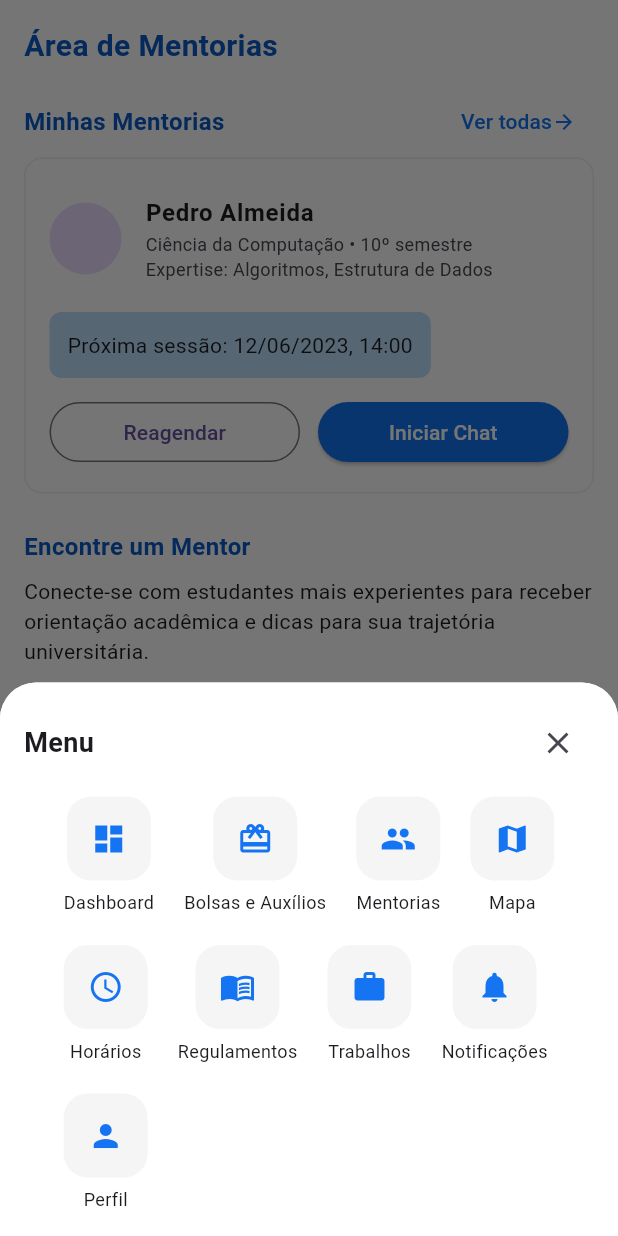
After one commit to joao-fcosta/uni_conecta, a Flutter app: the MentoringScreen screen opened by its route, item 6 of the bottom bar chosen, on a phone screen of 412 x 824 dp. The commit adds this screen. Run offline on Flutter 3.47's test engine with Material 3 defaults, Android fonts, the light colour scheme and no system bars; network calls fail.

Commit message:
Criação da tela de mentoria, e ajustando rotas para acessar a tela

```diff
--- a/lib/main.dart
+++ b/lib/main.dart
@@ -1,6 +1,7 @@
 import 'package:flutter/material.dart';
 import 'screens/home_screen/home_screen.dart';
 import 'screens/map_screen/map_screen.dart';
+import 'screens/mentoring_screen/mentoring_screen.dart';
 
 void main() {
   runApp(const MyApp());
@@ -17,6 +18,7 @@
       routes: {
         '/home': (context) => const HomeScreen(),
         '/map': (context) => const MapScreen(),
+        '/mentoring': (context) => const MentoringScreen()
       },
     );
   }
--- a/lib/screens/home_screen/home_screen.dart
+++ b/lib/screens/home_screen/home_screen.dart
@@ -53,11 +53,13 @@
                           label: 'Bolsas e Auxílios',
                           bgColor: Color(0xFFD7CBFF),
                         ),
-                        const QuickAccessItem(
+                        QuickAccessItem(
                           icon: Icons.group,
                           label: 'Mentorias',
                           bgColor: Color(0xFFCEE1FF),
-                          selected: true,
+                          onTap: () {
+                            Navigator.pushNamed(context, '/mentoring');
+                          },
                         ),
                         QuickAccessItem(
                           icon: Icons.location_on,
--- /dev/null
+++ b/lib/screens/mentoring_screen/mentoring_screen.dart
@@ -0,0 +1,199 @@
+import 'package:flutter/material.dart';
+import '../../colors.dart';
+import '../../widgets/bottom_navigation.dart';
+import '../../widgets/mentor_card.dart';
+
+class MentoringScreen extends StatelessWidget {
+  const MentoringScreen({super.key});
+
+  @override
+  Widget build(BuildContext context) {
+    return Scaffold(
+      backgroundColor: Colors.white,
+      bottomNavigationBar: const BottomNavigation(),
+      body: SafeArea(
+        child: SingleChildScrollView(
+          padding: const EdgeInsets.all(16),
+          child: Column(
+            crossAxisAlignment: CrossAxisAlignment.start,
+            children: [
+              const Text(
+                'Área de Mentorias',
+                style: TextStyle(
+                  fontWeight: FontWeight.bold,
+                  fontSize: 20,
+                  color: purpleDark,
+                ),
+              ),
+              const SizedBox(height: 12),
+              Row(
+                mainAxisAlignment: MainAxisAlignment.spaceBetween,
+                children: [
+                  const Text(
+                    'Minhas Mentorias',
+                    style: TextStyle(
+                      fontWeight: FontWeight.bold,
+                      fontSize: 16,
+                      color: purpleDark,
+                    ),
+                  ),
+                  TextButton(
+                    onPressed: () {},
+                    child: const Row(
+                      children: [
+                        Text('Ver todas', style: TextStyle(color: purple)),
+                        Icon(Icons.arrow_forward, size: 16, color: purple),
+                      ],
+                    ),
+                  ),
+                ],
+              ),
+              // Card com mentor atual
+              Container(
+                padding: const EdgeInsets.all(16),
+                margin: const EdgeInsets.only(bottom: 24),
+                decoration: BoxDecoration(
+                  border: Border.all(color: Colors.grey.shade200),
+                  borderRadius: BorderRadius.circular(12),
+                ),
+                child: Column(
+                  crossAxisAlignment: CrossAxisAlignment.start,
+                  children: [
+                    const ListTile(
+                      contentPadding: EdgeInsets.zero,
+                      leading: CircleAvatar(
+                        radius: 24,
+                        backgroundImage: NetworkImage(
+                          'https://randomuser.me/api/portraits/men/48.jpg',
+                        ),
+                      ),
+                      title: Text('Pedro Almeida',
+                          style: TextStyle(fontWeight: FontWeight.bold)),
+                      subtitle: Text(
+                        'Ciência da Computação • 10º semestre\nExpertise: Algoritmos, Estrutura de Dados',
+                        style: TextStyle(fontSize: 12),
+                      ),
+                    ),
+                    const SizedBox(height: 12),
+                    Container(
+                      padding: const EdgeInsets.all(12),
+                      decoration: BoxDecoration(
+                        color: Color(0xFFBBDEFB),
+                        borderRadius: BorderRadius.circular(8),
+                      ),
+                      child: const Text('Próxima sessão: 12/06/2023, 14:00'),
+                    ),
+                    const SizedBox(height: 12),
+                    Row(
+                      children: [
+                        Expanded(
+                          child: OutlinedButton(
+                            onPressed: () {},
+                            child: const Text('Reagendar'),
+                          ),
+                        ),
+                        const SizedBox(width: 12),
+                        Expanded(
+                          child: ElevatedButton(
+                            style: ElevatedButton.styleFrom(
+                              backgroundColor: purple,
+                              foregroundColor: Colors.white,
+                            ),
+                            onPressed: () {},
+                            child: const Text('Iniciar Chat'),
+                          ),
+                        ),
+                      ],
+                    )
+                  ],
+                ),
+              ),
+
+              const Text(
+                'Encontre um Mentor',
+                style: TextStyle(
+                  fontWeight: FontWeight.bold,
+                  fontSize: 16,
+                  color: purpleDark,
+                ),
+              ),
+              const SizedBox(height: 8),
+              const Text(
+                'Conecte-se com estudantes mais experientes para receber orientação acadêmica e dicas para sua trajetória universitária.',
+              ),
+              const SizedBox(height: 16),
+              TextField(
+                decoration: InputDecoration(
+                  hintText: 'Pesquisar por nome ou expertise...',
+                  prefixIcon: const Icon(Icons.search),
+                  border: OutlineInputBorder(
+                    borderRadius: BorderRadius.circular(12),
+                  ),
+                  contentPadding: const EdgeInsets.symmetric(vertical: 0),
+                ),
+              ),
+              const SizedBox(height: 12),
+              DropdownButtonFormField<String>(
+                items: const [
+                  DropdownMenuItem(value: 'todos', child: Text('Todos os cursos')),
+                  DropdownMenuItem(value: 'comp', child: Text('Computação')),
+                  DropdownMenuItem(value: 'psico', child: Text('Psicologia')),
+                ],
+                onChanged: (value) {},
+                decoration: InputDecoration(
+                  prefixIcon: const Icon(Icons.filter_list),
+                  border: OutlineInputBorder(borderRadius: BorderRadius.circular(12)),
+                  contentPadding: const EdgeInsets.symmetric(vertical: 0),
+                ),
+              ),
+              const SizedBox(height: 24),
+
+              // Lista de mentor cards
+              const MentorCard(
+                imageUrl: 'https://randomuser.me/api/portraits/women/44.jpg',
+                name: 'Ana Silva',
+                course: 'Engenharia de Computação',
+                semester: '8º semestre',
+                expertise: ['Programação', 'Cálculo'],
+                backgroundColor: Colors.white,
+              ),
+              const MentorCard(
+                imageUrl: 'https://randomuser.me/api/portraits/men/46.jpg',
+                name: 'Carlos Santos',
+                course: 'Administração',
+                semester: '6º semestre',
+                expertise: ['Finanças', 'Marketing'],
+                backgroundColor: Colors.white,
+              ),
+              const MentorCard(
+                imageUrl: 'https://randomuser.me/api/portraits/women/47.jpg',
+                name: 'Mariana Costa',
+                course: 'Psicologia',
+                semester: '7º semestre',
+                expertise: ['Psicologia Social', 'Neurociência'],
+                backgroundColor: Colors.white,
+              ),
+              const MentorCard(
+                imageUrl: 'https://randomuser.me/api/portraits/men/49.jpg',
+                name: 'Eduardo Oliveira',
+                course: 'Engenharia de Computação',
+                semester: '9º semestre',
+                expertise: ['Banco de Dados', 'Redes'],
+                backgroundColor: Colors.white,
+              ),
+              const MentorCard(
+                imageUrl: 'https://randomuser.me/api/portraits/women/45.jpg',
+                name: 'Juliana Mendes',
+                course: 'Direito',
+                semester: '8º semestre',
+                expertise: ['Direito Civil', 'Penal'],
+                backgroundColor: Colors.white,
+              ),
+              const SizedBox(height: 24),
+            ],
+          ),
+        ),
+      ),
+    );
+  }
+}
--- a/lib/widgets/bottom_navigation.dart
+++ b/lib/widgets/bottom_navigation.dart
@@ -26,7 +26,7 @@
       // Navegar para Bolsas e Auxílios, se existir
         break;
       case 2:
-      // Navegar para Mentorias, se existir
+        Navigator.pushNamed(context, '/mentoring');
         break;
       case 3:
         Navigator.pushNamed(context, '/map');
--- a/lib/widgets/mentor_card.dart
+++ b/lib/widgets/mentor_card.dart
@@ -7,6 +7,7 @@
   final String course;
   final String semester;
   final List<String> expertise;
+  final dynamic backgroundColor;
 
   const MentorCard({
     super.key,
@@ -15,6 +16,7 @@
     required this.course,
     required this.semester,
     required this.expertise,
+    this.backgroundColor = purpleLight,
   });
 
   @override
@@ -23,8 +25,16 @@
       margin: const EdgeInsets.symmetric(vertical: 10),
       padding: const EdgeInsets.all(16),
       decoration: BoxDecoration(
-        color: purpleLight,
+        color: backgroundColor,
         borderRadius: BorderRadius.circular(12),
+        boxShadow: [
+          BoxShadow(
+            color: Colors.blue.withOpacity(0.2),
+            spreadRadius: 1,
+            blurRadius: 8,
+            offset: const Offset(0, 4),
+          ),
+        ],
       ),
       child: Column(
         crossAxisAlignment: CrossAxisAlignment.center,
```
